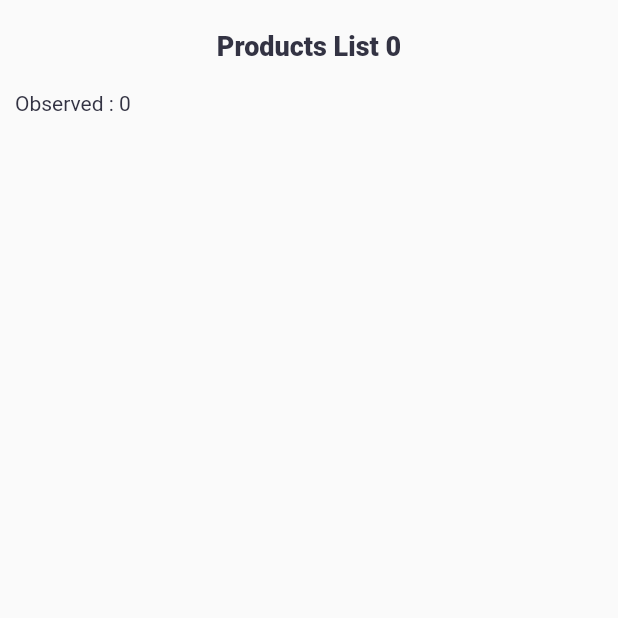
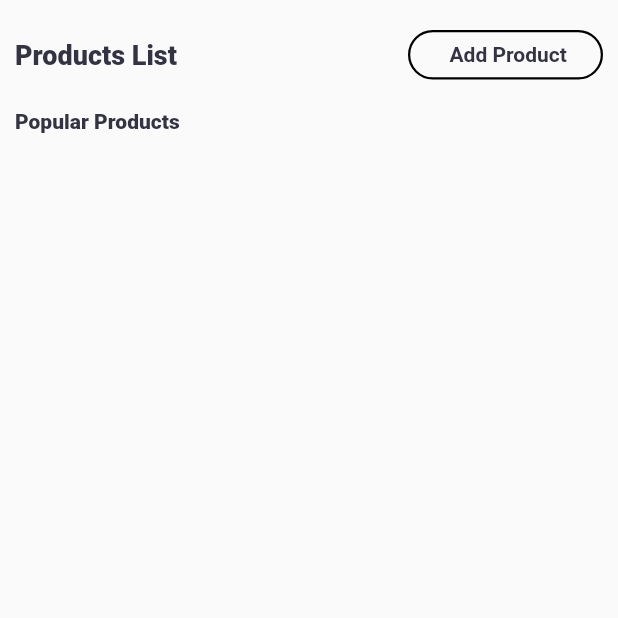
Before and after one commit to izajul/demo_product_manage, a Flutter app: the screen it shows after launch, on a phone screen of 412 x 824 dp, the top half of it. Run offline on Flutter 3.47's test engine with Material 2 defaults, Android fonts, the phone set to English and light mode, and no system bars; our stand-ins replace cloud_firestore, firebase_core, flutter_mobx, image_picker, mobx; accounts and stored records are empty; generated files the repository leaves out were written again; Roboto replaces fonts that are missing (Georgia, Hind).

Commit message:
product_list.view.dart added

```diff
--- a/lib/view/add_product.view.dart
+++ b/lib/view/add_product.view.dart
@@ -1,5 +1,6 @@
 import 'package:demo_goods_manage_flutter_app/store/add_store.dart';
 import 'package:demo_goods_manage_flutter_app/utility/appearance.dart';
+import 'package:demo_goods_manage_flutter_app/view/product_list.view.dart';
 import 'package:demo_goods_manage_flutter_app/view/widgets/image_picker.widget.dart';
 import 'package:demo_goods_manage_flutter_app/view/widgets/input_field.widget.dart';
 import 'package:demo_goods_manage_flutter_app/view/widgets/product_variant.dart';
@@ -118,7 +119,8 @@ class _AddProductState extends State<AddProduct> {
                               if (value) {
                                 msg = "Product Added Successful";
 
-                                /// Route to All Product List Page
+                                Navigator.pushNamedAndRemoveUntil(context,
+                                    ProductList.routeName, (route) => false);
                               } else {
                                 msg = "Product Added Failed";
                               }
--- a/lib/view/product_list.view.dart
+++ b/lib/view/product_list.view.dart
@@ -1,4 +1,9 @@
+import 'dart:convert';
+
 import 'package:demo_goods_manage_flutter_app/store/products_store.dart';
+import 'package:demo_goods_manage_flutter_app/utility/appearance.dart';
+import 'package:demo_goods_manage_flutter_app/view/add_product.view.dart';
+import 'package:demo_goods_manage_flutter_app/view/widgets/buttons.widget.dart';
 import 'package:flutter/cupertino.dart';
 import 'package:flutter/material.dart';
 import 'package:flutter_mobx/flutter_mobx.dart';
@@ -33,17 +38,108 @@ class _ProductListState extends State<ProductList> {
           ),
           child: ListView(
             shrinkWrap: true,
+            scrollDirection: Axis.vertical,
             children: [
               Center(
                 child: Padding(
                   padding: const EdgeInsets.symmetric(vertical: 20),
-                  child: Text(
-                    "Products List ${_store.products.length}",
-                    style: textTheme.headline6,
+                  child: Row(
+                    mainAxisAlignment: MainAxisAlignment.spaceBetween,
+                    children: [
+                      Text(
+                        "Products List",
+                        style: textTheme.headline6,
+                      ),
+                      Flexible(
+                          child: ButtonOutLine(
+                        widht: 130,
+                        onPress: () =>Navigator.pushNamed(context, AddProduct.routeName),
+                        text: Text(
+                          " Add Product",
+                          style: textTheme.subtitle1,
+                        ),
+                      ))
+                    ],
                   ),
                 ),
               ),
-              Observer(builder: (_)=>Text("Observed : ${_store.products.length}"))
+              Text(
+                "Popular Products ",
+                style: textTheme.button,
+              ),
+              const SizedBox(
+                height: 5,
+              ),
+              Observer(
+                  builder: (_) => _store.status
+                      ? const Align(
+                          alignment: Alignment.center,
+                          child: CircularProgressIndicator(
+                            color: MyColors.primaryAccent,
+                          ),
+                        )
+                      : SizedBox(
+                          height: 300,
+                          child: ListView(
+                            padding: const EdgeInsets.symmetric(vertical: 10),
+                            scrollDirection: Axis.horizontal,
+                            children:
+                                List.generate(_store.products.length, (index) {
+                              final product = _store.products[index];
+                              return GestureDetector(
+                                onTap: () {},
+                                child: Container(
+                                  margin: const EdgeInsets.only(right: 10),
+                                  width: 200,
+                                  child: Column(
+                                    mainAxisAlignment: MainAxisAlignment.start,
+                                    children: [
+                                      Center(
+                                        child: Card(
+                                          clipBehavior:
+                                              Clip.antiAliasWithSaveLayer,
+                                          elevation: 5,
+                                          shadowColor: MyColors.shadow,
+                                          child: product.images.isEmpty
+                                              ? Image.asset(
+                                                  "imgs/default.jpg",
+                                                  width: 200,
+                                                  height: 200,
+                                                  fit: BoxFit.cover,
+                                                )
+                                              : Image.memory(
+                                                  base64Decode(
+                                                      product.images[0]),
+                                                  width: 200,
+                                                  height: 200,
+                                                  fit: BoxFit.cover,
+                                                ),
+                                        ),
+                                      ),
+                                      const SizedBox(
+                                        height: 5,
+                                      ),
+                                      Align(
+                                        alignment: Alignment.centerLeft,
+                                        child: Text(
+                                          product.name,
+                                          style: textTheme.bodyText1,
+                                        ),
+                                      ),
+                                      Align(
+                                        alignment: Alignment.centerLeft,
+                                        child: Text(
+                                          product.description,
+                                          style: textTheme.caption,
+                                        ),
+                                      ),
+                                    ],
+                                  ),
+                                ),
+                              );
+                            }).toList(),
+                          ),
+                        ))
             ],
           ),
         ),
```
